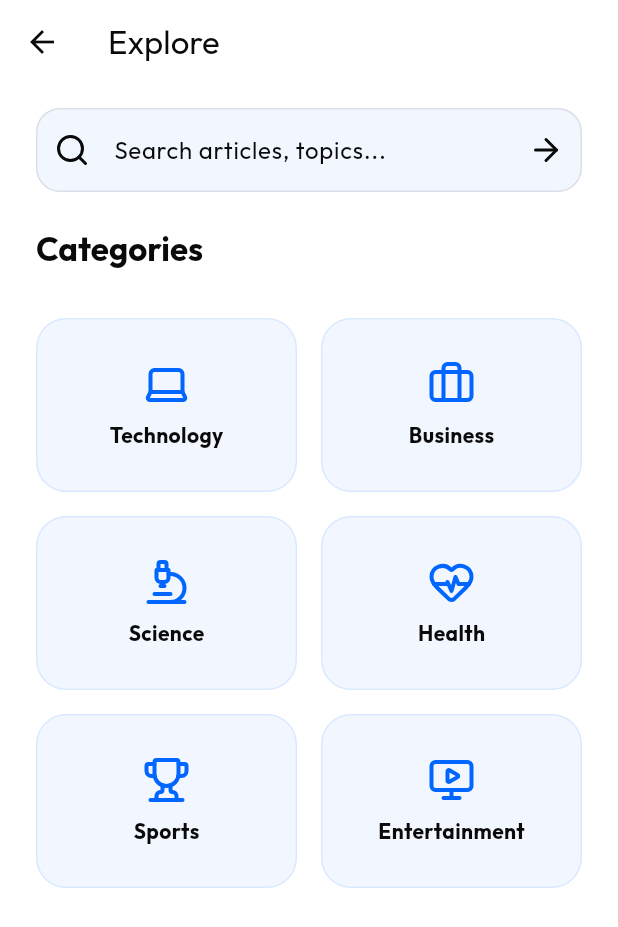
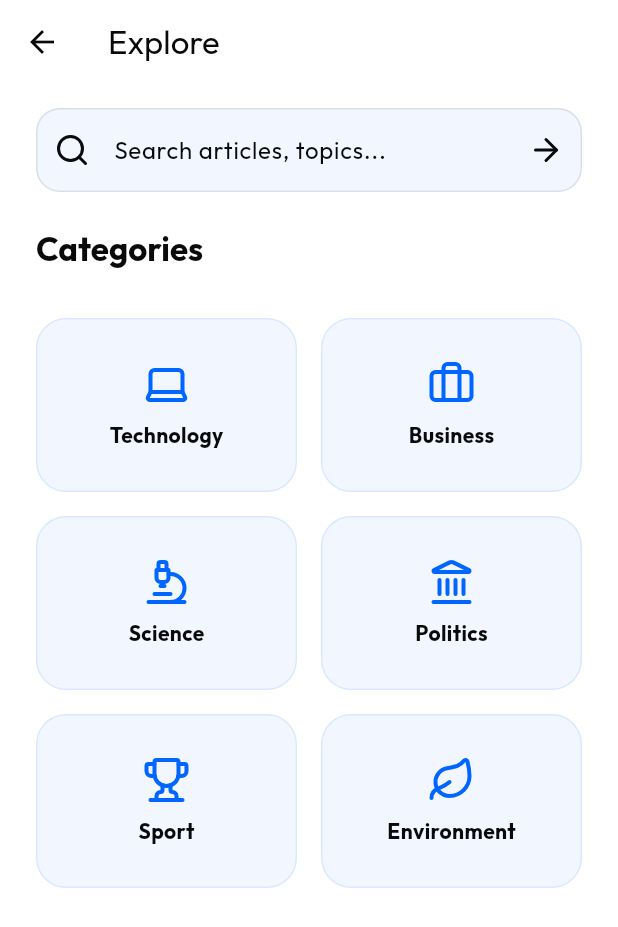
Before and after one commit to happyNicky/flutterFinalYearProjectFrontEnd, a Flutter app: the ExploreScreen screen opened directly, on a phone screen of 412 x 824 dp. Shown: the top 927 px of the screen. Run offline on Flutter 3.47's test engine with Material 3 defaults, Android fonts, the phone set to English and light mode, and no system bars; our stand-ins replace cached_network_image, flutter_local_notifications, flutter_riverpod, geolocator, go_router, google_fonts and 4 more; accounts and stored records are empty; network calls fail.

Commit message:
Working UI APP

```diff
--- a/lib/core/localization/language_provider.dart
+++ b/lib/core/localization/language_provider.dart
@@ -80,7 +80,7 @@ class LanguageNotifier extends StateNotifier<String> {
       'notifications': 'Notifications',
       'no_notifications': 'No notifications yet',
       'notify_publish_hint': 'We will notify you when new articles are published.',
-      'read_last_week': 'Read Last Week',
+      'read_last_week': 'Articles Read',
       'help_support': 'Help & Support',
       'location_recommendation': 'Location Recommendations',
       'location_consent_title': 'Enable Local Recommendations?',
@@ -141,7 +141,7 @@ class LanguageNotifier extends StateNotifier<String> {
       'notifications': 'ማሳወቂያዎች',
       'no_notifications': 'እስካሁን ምንም ማሳወቂያዎች የሉም',
       'notify_publish_hint': 'አዳዲስ ጽሑፎች ሲታተሙ እናሳውቅዎታለን።',
-      'read_last_week': 'ባለፈው ሳምንት የተነበቡ',
+      'read_last_week': 'የተነበቡ',
       'help_support': 'እርዳታ እና ድጋፍ',
       'location_recommendation': 'የአካባቢ ምክሮች',
       'location_consent_title': 'የአካባቢ ምክሮችን ይፍቀዱ?',
--- a/lib/features/explore/category_articles_screen.dart
+++ b/lib/features/explore/category_articles_screen.dart
@@ -194,11 +194,11 @@ class CategoryArticlesScreen extends ConsumerWidget {
     final Map<String, String> translations = {
       'general': 'አጠቃላይ',
       'technology': 'ቴክኖሎጂ',
-      'sports': 'ስፖርት',
+      'sport': 'ስፖርት',
       'business': 'ንግድ',
       'science': 'ሳይንስ',
-      'health': 'ጤና',
-      'entertainment': 'መዝናኛ',
+      'politics': 'ፖለቲካ',
+      'environment': 'አካባቢ',
       'recommended': 'ለእርስዎ የተመከሩ',
       'world': 'ዓለም አቀፍ',
       'trending': 'አሁን በመታየት ላይ ያሉ',
--- a/lib/features/explore/explore_screen.dart
+++ b/lib/features/explore/explore_screen.dart
@@ -14,9 +14,9 @@ class ExploreScreen extends StatelessWidget {
       {'name': 'Technology', 'icon': LucideIcons.laptop},
       {'name': 'Business', 'icon': LucideIcons.briefcase},
       {'name': 'Science', 'icon': LucideIcons.microscope},
-      {'name': 'Health', 'icon': LucideIcons.heartPulse},
-      {'name': 'Sports', 'icon': LucideIcons.trophy},
-      {'name': 'Entertainment', 'icon': LucideIcons.monitorPlay},
+      {'name': 'Politics', 'icon': LucideIcons.landmark},
+      {'name': 'Sport', 'icon': LucideIcons.trophy},
+      {'name': 'Environment', 'icon': LucideIcons.leaf},
     ];
 
     final searchController = TextEditingController();
--- a/lib/features/news/providers/news_provider.dart
+++ b/lib/features/news/providers/news_provider.dart
@@ -356,6 +356,7 @@ final categoryNewsProvider = FutureProvider.family<List<Article>, String>((
   ref,
   category,
 ) async {
+  ref.keepAlive();
   final service = ref.read(newsServiceProvider);
   final lang = ref.watch(languageProvider);
   final articles = await service.getByCategory(category);
--- a/lib/services/translation_service.dart
+++ b/lib/services/translation_service.dart
@@ -85,11 +85,11 @@ class TranslationService {
     final Map<String, String> categoryTranslations = {
       'general': 'አጠቃላይ',
       'technology': 'ቴክኖሎጂ',
-      'sports': 'ስፖርት',
+      'sport': 'ስፖርት',
       'business': 'ንግድ',
       'science': 'ሳይንስ',
-      'health': 'ጤና',
-      'entertainment': 'መዝናኛ',
+      'politics': 'ፖለቲካ',
+      'environment': 'አካባቢ',
       'recommended': 'ለእርስዎ የተመከሩ',
       'world': 'ዓለም አቀፍ',
       'trending': 'አሁን በመታየት ላይ ያሉ',
```
Also changed, not shown: lib/services/news_service.dart (+24 -24 lines), 1 other file.
